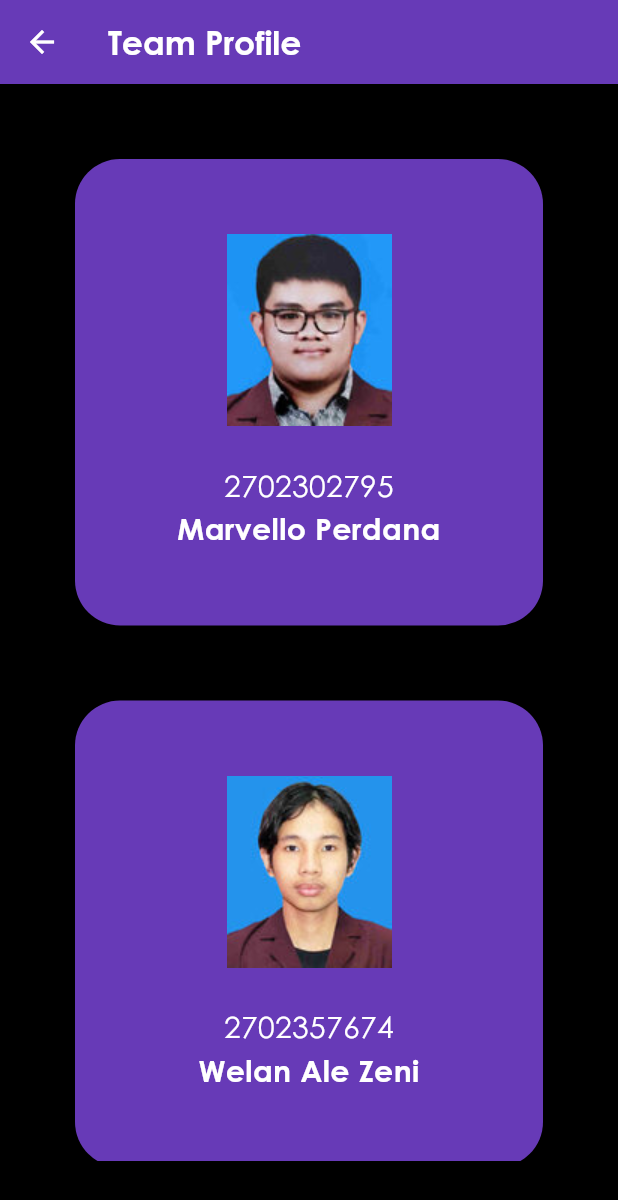
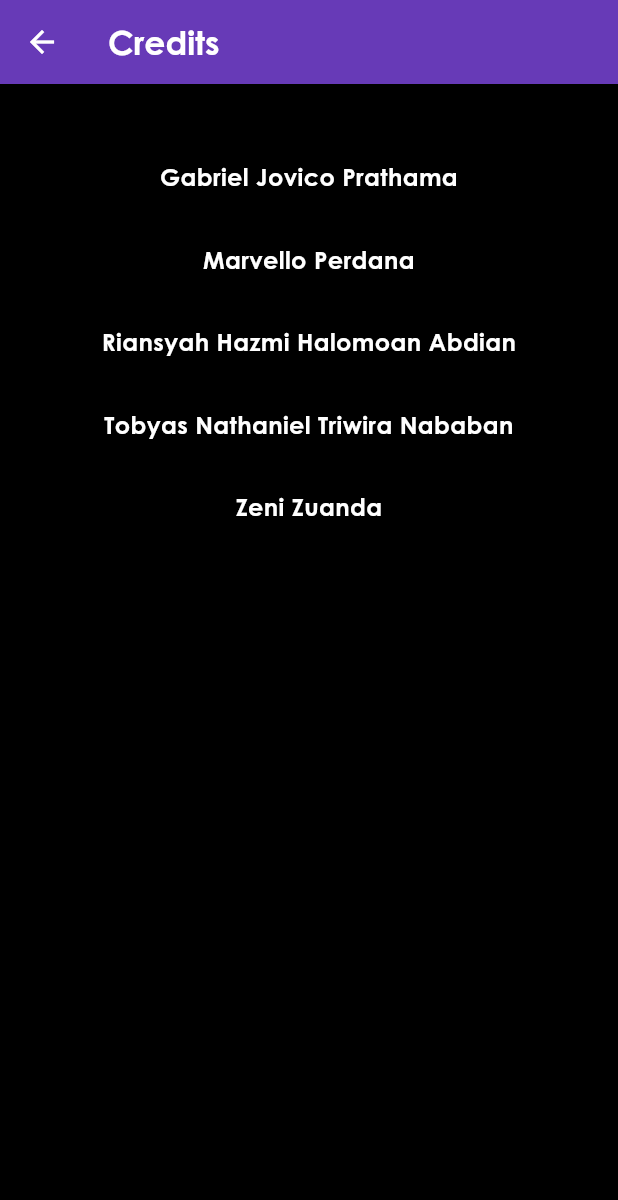
Before and after one commit to zzz276/BinusLite, a Flutter app: the Profile screen opened directly, on a phone screen of 412 x 824 dp. Shown: the top 1200 px of the screen. Run offline on Flutter 3.47's test engine with Material 3 defaults, Android fonts, the light colour scheme and no system bars; our stand-ins replace badges, firebase_auth, firebase_core; accounts and stored records are empty.

Commit message:
Edit the pages
Profile page & team members class

```diff
--- a/APK/lib/models/team_member.dart
+++ b/APK/lib/models/team_member.dart
@@ -1,7 +1,5 @@
 class TeamMember {
   String name;
-  String id;
-  String photo;
 
-  TeamMember({required this.name, required this.id, required this.photo});
+  TeamMember({required this.name});
 }
--- a/APK/lib/screens/profile.dart
+++ b/APK/lib/screens/profile.dart
@@ -6,32 +6,17 @@ class Profile extends StatelessWidget {
 
   List<TeamMember> setTeamMembers() {
     final List<String> names = [
+      'Gabriel Jovico Prathama',
       'Marvello Perdana',
-      'Welan Ale Zeni',
+      'Riansyah Hazmi Halomoan Abdian',
+      'Tobyas Nathaniel Triwira Nababan',
+      // 'Welan Ale Zeni',
       'Zeni Zuanda'
-    ];
-
-    final List<String> ids = [
-      '2702302795',
-      '2702357674',
-      '2702343694'
-    ];
-
-    final List<String> photos = [
-      'acdfac44-b16b-49ac-8bdb-243970a4451c',
-      'bd0130b6-2b3b-412d-b37a-3df0b4af7f24',
-      'cecceeb1-5696-4755-ae31-2add9ad91bda'
     ];
 
     List<TeamMember> teamMembers = [];
 
-    for (var i = 0; i < ids.length; i++) {
-      teamMembers.add(TeamMember(
-        name: names[i],
-        id: ids[i],
-        photo: photos[i]
-      ));
-    }
+    for (var i = 0; i < names.length; i++) teamMembers.add(TeamMember(name: names[i]));
 
     return teamMembers;
   }
@@ -48,7 +33,7 @@ class Profile extends StatelessWidget {
           },
         ),
 
-        title: const Text('Team Profile'),
+        title: const Text('Credits'),
       ),
 
       backgroundColor: Colors.black,
@@ -60,41 +45,17 @@ class Profile extends StatelessWidget {
             itemBuilder: (context, index) {
               return Column(
                 children: [
-                  Container(
-                    decoration: BoxDecoration(
-                      color: Theme.of(context).primaryColor,
-                      borderRadius: BorderRadius.circular(30.0)
-                    ),
-
-                    padding: const EdgeInsets.all(50.0),
-                    width: double.infinity,
-                    child: Column(
-                      children: [
-                        Image(image: AssetImage('lib/assets/pictures/${teamMembers[index].photo}.jpg'),),
-                        const SizedBox(height: 25.0,),
-                        Text(
-                          teamMembers[index].id,
-                          textAlign: TextAlign.center,
-                          style: const TextStyle(
-                            color: Colors.white,
-                            fontSize: 20.0
-                          ),
-                        ),
-
                   Text(
                     teamMembers[index].name,
                     textAlign: TextAlign.center,
                     style: const TextStyle(
                       fontWeight: FontWeight.bold,
                       color: Colors.white,
-                            fontSize: 20.0
-                          ),
-                        ),
-                      ],
+                      fontSize: 16.0
                     ),
                   ),
 
-                  const SizedBox(height: 50.0,)
+                  const SizedBox(height: 32.0,)
                 ],
               );
             }
--- a/APK/pubspec.yaml
+++ b/APK/pubspec.yaml
@@ -61,9 +61,6 @@ flutter:
   # the material Icons class.
   uses-material-design: true
   assets:
-    - lib/assets/pictures/acdfac44-b16b-49ac-8bdb-243970a4451c.jpg
-    - lib/assets/pictures/bd0130b6-2b3b-412d-b37a-3df0b4af7f24.jpg
-    - lib/assets/pictures/cecceeb1-5696-4755-ae31-2add9ad91bda.jpg
     - lib/assets/pictures/hand-drawn-scientific-formulas-chalkboard/3658422.jpg
 
   fonts:
```
Also changed, not shown: APK/lib/assets/pictures/acdfac44-b16b-49ac-8bdb-243970a4451c.jpg (deleted), APK/lib/assets/pictures/bd0130b6-2b3b-412d-b37a-3df0b4af7f24.jpg (deleted), APK/lib/assets/pictures/cecceeb1-5696-4755-ae31-2add9ad91bda.jpg (deleted). Lines whose indentation alone changed are shown as unchanged.
